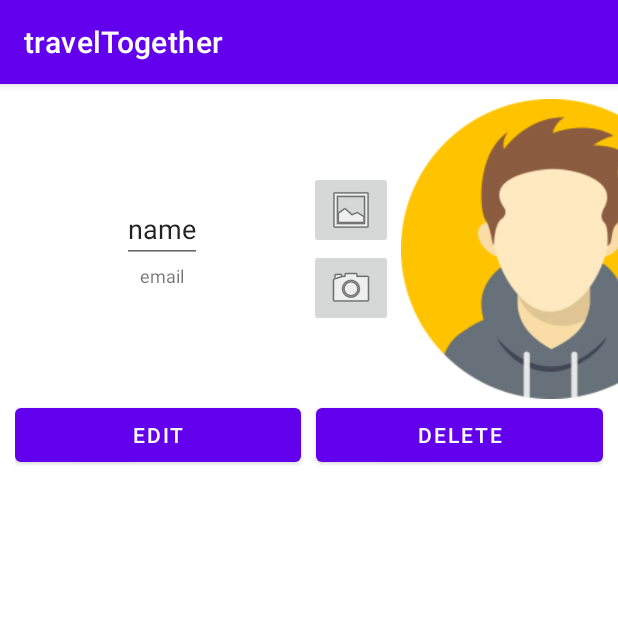
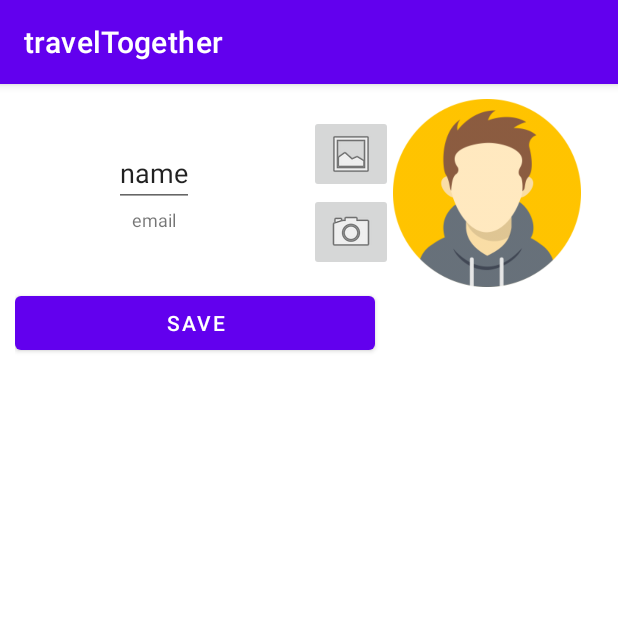
Before and after one commit to MaorCaspi/Travel-Together, an Android app: the fragment ProfileFragment shown on its own in the app's theme, after a tap on "EDIT", on a phone screen of 412 x 824 dp, the top half of it. Run offline under Robolectric (Android 15) with nearby library versions, the phone set to English and light mode, and no system bars; our stand-ins replace Firebase (no records; nobody signed in at launch, a user with empty details on screens opened directly), Picasso; 1 statement that could not run was skipped.

Commit message:
edit user

```diff
--- a/app/src/main/java/com/finalProject/travelTogether/feed/PostListRvViewModel.java
+++ b/app/src/main/java/com/finalProject/travelTogether/feed/PostListRvViewModel.java
@@ -1,6 +1,7 @@
 package com.finalProject.travelTogether.feed;
 
 import androidx.lifecycle.LiveData;
+import androidx.lifecycle.MutableLiveData;
 import androidx.lifecycle.ViewModel;
 import com.finalProject.travelTogether.feed.relations.PostAndUser;
 import com.finalProject.travelTogether.model.Model;
@@ -11,7 +12,7 @@ public class PostListRvViewModel extends ViewModel {
     LiveData<List<PostAndUser>> data;
     LiveData<List<PostAndUser>> userPosts;
     LiveData<List<User>> usersData;
-    LiveData<User> currentUser;
+    MutableLiveData<User> currentUser;
 
     public PostListRvViewModel(){
         data = Model.instance.getAll();
@@ -32,6 +33,16 @@ public class PostListRvViewModel extends ViewModel {
         return userPosts;
     }
 
+
+    public void updateUser(User user) {
+        Model.instance.addUser(user, new Model.AddUserListener() {
+            @Override
+            public void onComplete() {
+                currentUser.postValue(user);
+            }
+        });
+    }
+
     public LiveData<User> getCurrentUser() {
         currentUser = Model.instance.getCurrentUser();
         return currentUser;
--- a/app/src/main/java/com/finalProject/travelTogether/feed/ProfileFragment.java
+++ b/app/src/main/java/com/finalProject/travelTogether/feed/ProfileFragment.java
@@ -24,6 +24,7 @@ import android.widget.EditText;
 import android.widget.ImageView;
 import android.widget.LinearLayout;
 import android.widget.TextView;
+import android.widget.Toast;
 
 import com.finalProject.travelTogether.R;
 import com.finalProject.travelTogether.model.Model;
@@ -37,11 +38,11 @@ public class ProfileFragment extends Fragment {
     PostListRvViewModel viewModel;
     ImageView img;
     TextView name, email;
-    Button editBtn,deleteBtn;
+    Button editBtn,saveBtn;
     MyAdapter adapter;
     EditText nameEdit;
     LinearLayout imgEditLayout;
-
+    User currentUser;
 
     @Override
     public void onAttach(@NonNull Context context) {
@@ -60,6 +61,7 @@ public class ProfileFragment extends Fragment {
 
     }
 
+
     @Override
     public void onViewCreated(@NonNull View view, @Nullable Bundle savedInstanceState) {
         super.onViewCreated(view, savedInstanceState);
@@ -68,7 +70,7 @@ public class ProfileFragment extends Fragment {
         name = view.findViewById(R.id.profile_name);
         email = view.findViewById(R.id.profile_email);
         editBtn = view.findViewById(R.id.profile_edit_btn);
-        deleteBtn = view.findViewById(R.id.profile_delete_btn);
+        saveBtn = view.findViewById(R.id.profile_save_btn);
         nameEdit = view.findViewById(R.id.profile_edit_name);
         imgEditLayout = view.findViewById(R.id.profile_edit_img_layout);
 
@@ -87,6 +89,7 @@ public class ProfileFragment extends Fragment {
             if(user.getAvatarUrl() != null){
                 Picasso.get().load(user.getAvatarUrl()).into(img);
             }
+            this.currentUser = user;
          });
 
         editBtn.setOnClickListener(new View.OnClickListener() {
@@ -96,6 +99,23 @@ public class ProfileFragment extends Fragment {
                 nameEdit.setText(name.getText());
                 nameEdit.setVisibility(View.VISIBLE);
                 imgEditLayout.setVisibility(View.VISIBLE);
+                saveBtn.setVisibility(View.VISIBLE);
+                editBtn.setVisibility(View.GONE);
+            }
+        });
+        saveBtn.setOnClickListener((v) -> {
+            String newUserName = nameEdit.getText().toString();
+            if(newUserName.isEmpty())
+            {
+                Toast.makeText(getContext(),"Please fill the name field",Toast.LENGTH_SHORT).show();
+            }else {
+                currentUser.setFullName(newUserName);
+                viewModel.updateUser(currentUser);
+                saveBtn.setVisibility(View.GONE);
+                editBtn.setVisibility(View.VISIBLE);
+                nameEdit.setVisibility(View.GONE);
+                imgEditLayout.setVisibility(View.GONE);
+                name.setVisibility(View.VISIBLE);
 
             }
         });
--- a/app/src/main/java/com/finalProject/travelTogether/model/Model.java
+++ b/app/src/main/java/com/finalProject/travelTogether/model/Model.java
@@ -206,7 +206,7 @@ public class Model {
         });
     }
 
-    public LiveData<User> getCurrentUser() {
+    public MutableLiveData<User> getCurrentUser() {
         executor.execute(() -> {
             User result = AppLocalDb.db.userDao().getUserByEmailAddress(FirebaseAuth.getInstance().getCurrentUser().getEmail());
             user.postValue(result);
--- a/app/src/main/java/com/finalProject/travelTogether/model/ModelFirebase.java
+++ b/app/src/main/java/com/finalProject/travelTogether/model/ModelFirebase.java
@@ -119,6 +119,7 @@ public class ModelFirebase {
     }
 
     /* Users */
+
     public void addUser(User user, Model.AddUserListener listener) {
         Map<String, Object> json = user.toJson();
         db.collection(User.COLLECTION_NAME)
--- a/app/src/main/res/layout/fragment_profile.xml
+++ b/app/src/main/res/layout/fragment_profile.xml
@@ -20,8 +20,7 @@
                 android:layout_height="match_parent"
                 android:orientation="vertical"
                 android:layout_weight="1"
-                android:gravity="center"
-                android:paddingLeft="10dp">
+                android:gravity="center">
                 <EditText
                     android:id="@+id/profile_edit_name"
                     android:layout_width="wrap_content"
@@ -52,7 +51,6 @@
                     android:layout_height="match_parent"
                     android:orientation="vertical"
                     android:gravity="center"
-                    android:layout_marginRight="5dp"
                     android:visibility="gone">
 
                     <ImageButton
@@ -68,12 +66,13 @@
                         android:layout_height="wrap_content"
                         android:src="@android:drawable/ic_menu_camera" />
                 </LinearLayout>
+
                 <ImageView
                     android:id="@+id/profile_img"
-                    android:layout_width="200dp"
-                    android:layout_height="200dp"
-                    android:src="@drawable/avatar"
-                    android:layout_marginTop="10dp"/>
+                    android:layout_width="125dp"
+                    android:layout_height="125dp"
+                    android:layout_marginTop="10dp"
+                    android:src="@drawable/avatar" />
 
             </LinearLayout>
         </LinearLayout>
@@ -93,11 +92,12 @@
                 android:layout_marginRight="10dp"
                 android:text="Edit"/>
             <Button
-                android:id="@+id/profile_delete_btn"
+                android:id="@+id/profile_save_btn"
                 android:layout_width="wrap_content"
                 android:layout_height="match_parent"
                 android:layout_weight="1"
-                android:text="Delete"/>
+                android:visibility="gone"
+                android:text="save"/>
         </LinearLayout>
         <LinearLayout
             android:layout_width="match_parent"
```
